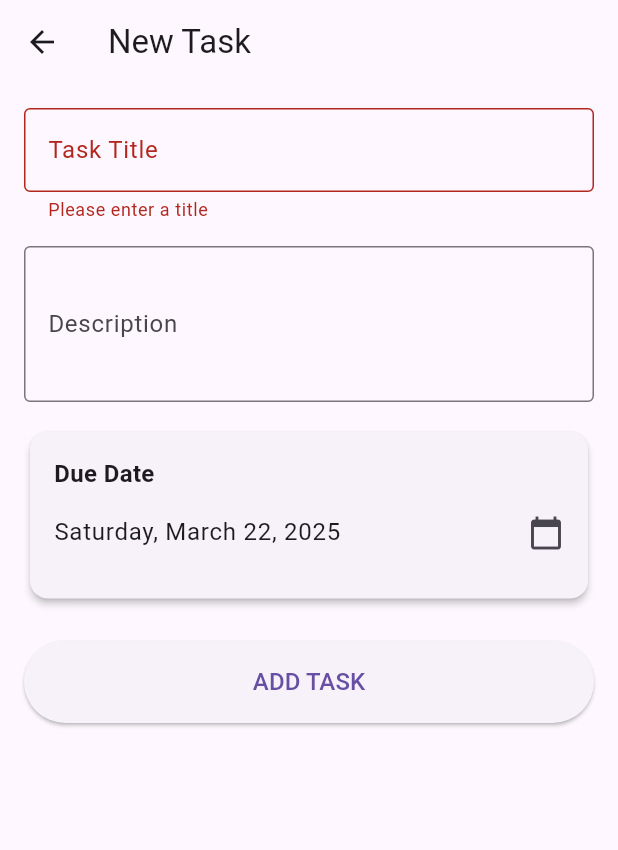
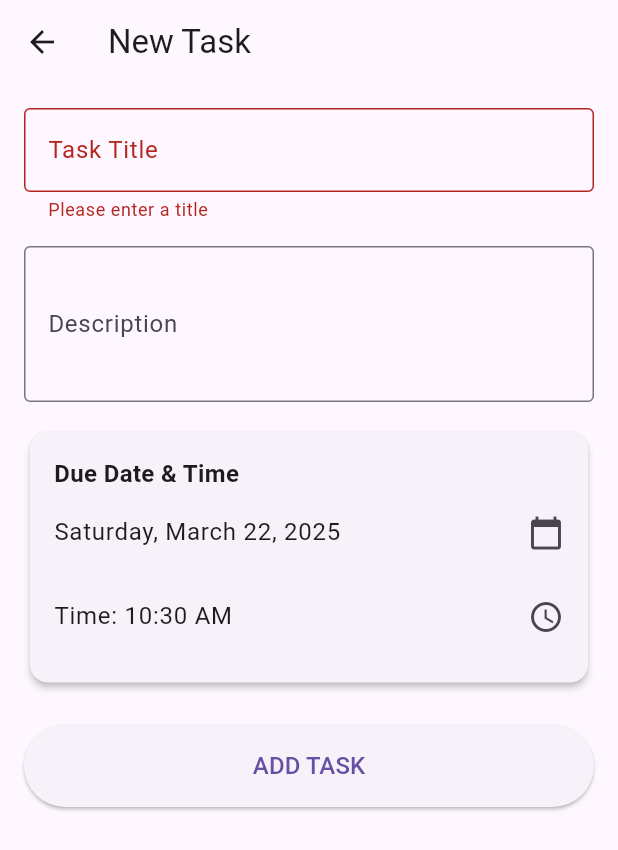
Before and after one commit to Kaiwinn/answer_5_2025, a Flutter app: the TaskDetailScreen screen opened directly, after a tap on "ADD TASK", on a phone screen of 412 x 824 dp. Shown: the top 850 px of the screen. Run offline on Flutter 3.47's test engine with Material 3 defaults, Android fonts, the light colour scheme and no system bars; our stand-ins replace flutter_local_notifications, sqflite, timezone; accounts and stored records are empty.

Commit message:
update: due time with hours

```diff
--- a/lib/screens/task_detail_screen.dart
+++ b/lib/screens/task_detail_screen.dart
@@ -9,7 +9,7 @@ import '../utils/notification_helper.dart';
 class TaskDetailScreen extends StatefulWidget {
   final int? taskId;
 
-  const TaskDetailScreen({super.key, this.taskId});
+  const TaskDetailScreen({Key? key, this.taskId}) : super(key: key);
 
   @override
   _TaskDetailScreenState createState() => _TaskDetailScreenState();
@@ -20,6 +20,7 @@ class _TaskDetailScreenState extends State<TaskDetailScreen> {
   final _titleController = TextEditingController();
   final _descriptionController = TextEditingController();
   DateTime _dueDate = DateTime.now().add(const Duration(days: 1));
+  TimeOfDay _dueTime = TimeOfDay.now();
   bool _isCompleted = false;
   bool _isLoading = false;
   bool _isEditMode = false;
@@ -44,6 +45,7 @@ class _TaskDetailScreenState extends State<TaskDetailScreen> {
         _titleController.text = task.title;
         _descriptionController.text = task.description;
         _dueDate = task.dueDate;
+        _dueTime = TimeOfDay.fromDateTime(task.dueDate);
         _isCompleted = task.status == 1;
       }
 
@@ -106,7 +108,7 @@ class _TaskDetailScreenState extends State<TaskDetailScreen> {
                           crossAxisAlignment: CrossAxisAlignment.start,
                           children: [
                             const Text(
-                              'Due Date',
+                              'Due Date & Time',
                               style: TextStyle(
                                 fontSize: 16,
                                 fontWeight: FontWeight.bold,
@@ -119,6 +121,14 @@ class _TaskDetailScreenState extends State<TaskDetailScreen> {
                               ),
                               trailing: const Icon(Icons.calendar_today),
                               onTap: _selectDueDate,
+                            ),
+                            ListTile(
+                              contentPadding: EdgeInsets.zero,
+                              title: Text(
+                                'Time: ${_dueTime.format(context)}',
+                              ),
+                              trailing: const Icon(Icons.access_time),
+                              onTap: _selectDueTime,
                             ),
                           ],
                         ),
@@ -169,16 +179,37 @@ class _TaskDetailScreenState extends State<TaskDetailScreen> {
     }
   }
 
+  Future<void> _selectDueTime() async {
+    final pickedTime = await showTimePicker(
+      context: context,
+      initialTime: _dueTime,
+    );
+
+    if (pickedTime != null) {
+      setState(() {
+        _dueTime = pickedTime;
+      });
+    }
+  }
+
   Future<void> _saveTask() async {
     if (_formKey.currentState?.validate() ?? false) {
       final taskProvider = Provider.of<TaskProvider>(context, listen: false);
+
+      final combinedDueDateTime = DateTime(
+        _dueDate.year,
+        _dueDate.month,
+        _dueDate.day,
+        _dueTime.hour,
+        _dueTime.minute,
+      );
 
       final task = Task(
         id: widget.taskId,
         title: _titleController.text.trim(),
         description: _descriptionController.text.trim(),
         status: _isCompleted ? 1 : 0,
-        dueDate: _dueDate,
+        dueDate: combinedDueDateTime,
       );
 
       if (_isEditMode) {
--- a/lib/utils/notification_helper.dart
+++ b/lib/utils/notification_helper.dart
@@ -44,11 +44,12 @@ class NotificationHelper {
     // Only schedule notifications for future due dates
     if (task.dueDate.isBefore(now)) return;
 
-    // Schedule notification for the due date
+    final timeString = '${task.dueDate.hour.toString().padLeft(2, '0')}:${task.dueDate.minute.toString().padLeft(2, '0')}';
+
     await flutterLocalNotificationsPlugin.zonedSchedule(
       task.id!,
       'Task Due: ${task.title}',
-      task.description,
+      'Due at $timeString: ${task.description}',
       tz.TZDateTime.from(task.dueDate, tz.local),
       const NotificationDetails(
         android: AndroidNotificationDetails(
```
Also changed, not shown: lib/screens/home_screen.dart (+3 -7 lines).
